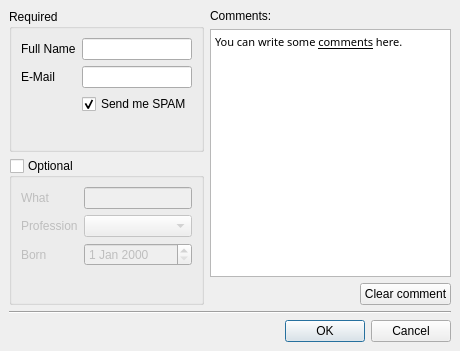
This is com/trolltech/examples/SimpleUIExample.ui in qtjambi/qtjambi as Qt 5 draws it before an edit. The edited form follows.
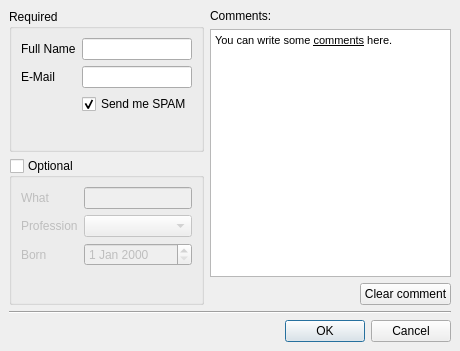
This is the edited form.

Patch:
```diff
--- a/com/trolltech/examples/SimpleUIExample.ui
+++ b/com/trolltech/examples/SimpleUIExample.ui
@@ -205,8 +205,8 @@
      <property name="html" >
       <string>&lt;html>&lt;head>&lt;meta name="qrichtext" content="1" />&lt;style type="text/css">
 p, li { white-space: pre-wrap; }
-&lt;/style>&lt;/head>&lt;body style=" font-family:MS Shell Dlg 2; font-size:8.25pt; font-weight:400; font-style:normal; text-decoration:none;">
-&lt;p style=" margin-top:0px; margin-bottom:0px; margin-left:0px; margin-right:0px; -qt-block-indent:0; text-indent:0px; font-family:MS; font-size:8pt;">You can write some &lt;span style=" text-decoration: underline;">comments&lt;/span> here.&lt;/p>&lt;/body>&lt;/html></string>
+&lt;/style>&lt;/head>&lt;body style=" font-family:'Sans Serif'; font-size:9pt; font-weight:400; font-style:normal; text-decoration:none;">
+&lt;p style=" margin-top:0px; margin-bottom:0px; margin-left:0px; margin-right:0px; -qt-block-indent:0; text-indent:0px; font-family:'MS'; font-size:8pt;">You can write some &lt;span style=" text-decoration: underline;">comments&lt;/span> here.&lt;/p>&lt;/body>&lt;/html></string>
      </property>
     </widget>
    </item>
```
Left out of the diff: 2 changed lines with no effect on the pictures.
